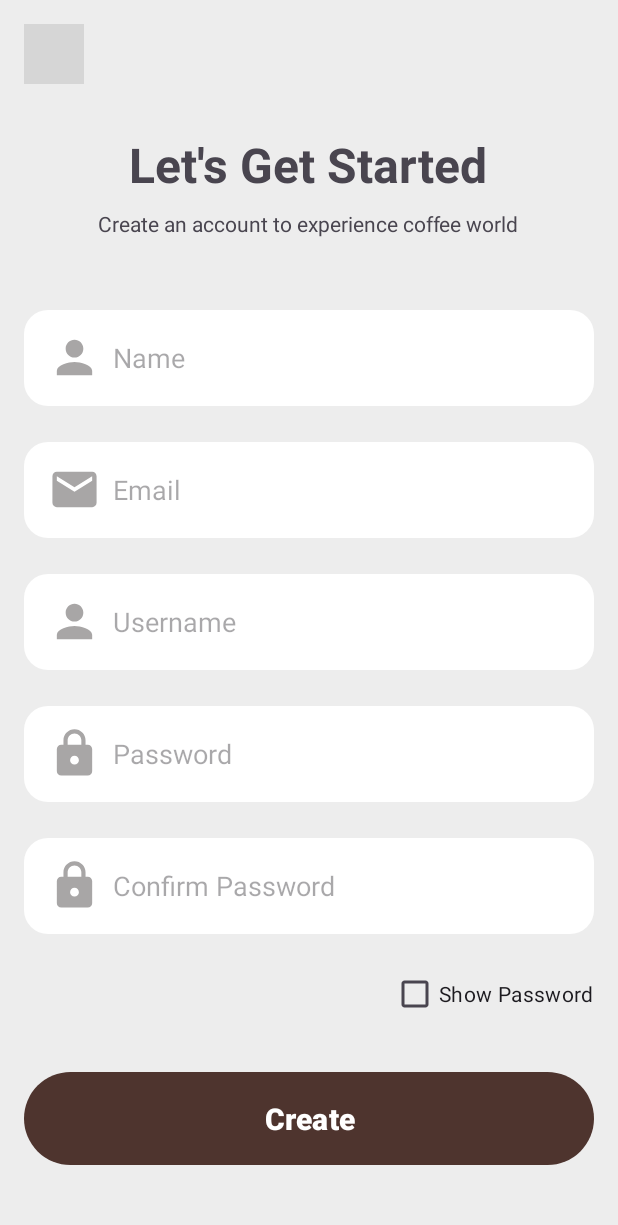
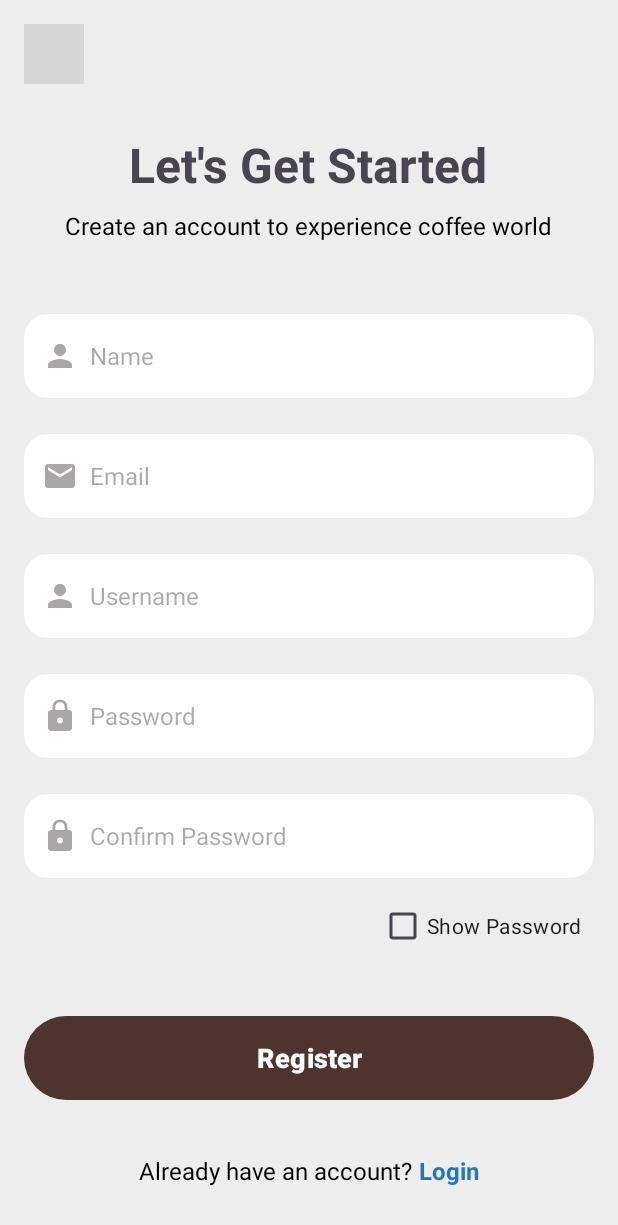
Before and after one commit to kindsundev/CoffeeWorld, an Android app: the fragment RegisterFragment shown on its own in the app's theme, on a phone screen of 412 x 824 dp. Shown: the top 1225 px of the screen. Run offline under Robolectric (Android 15) with nearby library versions, the phone set to English and light mode, and no system bars; our stand-ins replace Dagger/Hilt's generated code, data binding; grey boxes are pictures that could not be loaded.

Commit message:
ui: Update login and register layout

```diff
--- a/app/src/main/res/layout/fragment_register.xml
+++ b/app/src/main/res/layout/fragment_register.xml
@@ -36,6 +36,8 @@
             android:layout_width="wrap_content"
             android:layout_height="wrap_content"
             android:layout_marginTop="8dp"
+            android:textSize="16sp"
+            android:textColor="@color/black"
             android:text="@string/create_an_account_to_experience_coffee_world" />
 
         <LinearLayout
@@ -47,11 +49,11 @@
             android:background="@drawable/bg_linear_layout_border_white_16"
             android:gravity="center_vertical"
             android:orientation="horizontal"
-            android:padding="8dp">
+            android:padding="4dp">
 
             <ImageView
-                android:layout_width="35dp"
-                android:layout_height="35dp"
+                android:layout_width="wrap_content"
+                android:layout_height="wrap_content"
                 android:layout_marginStart="8dp"
                 android:contentDescription="@string/logo"
                 android:gravity="center_vertical"
@@ -63,6 +65,7 @@
                 android:layout_height="wrap_content"
                 android:layout_marginStart="8dp"
                 android:autofillHints=""
+                android:textSize="16sp"
                 android:background="@android:color/transparent"
                 android:hint="@string/name"
                 android:inputType="textPersonName"
@@ -78,11 +81,11 @@
             android:background="@drawable/bg_linear_layout_border_white_16"
             android:gravity="center_vertical"
             android:orientation="horizontal"
-            android:padding="8dp">
+            android:padding="4dp">
 
             <ImageView
-                android:layout_width="35dp"
-                android:layout_height="35dp"
+                android:layout_width="wrap_content"
+                android:layout_height="wrap_content"
                 android:layout_marginStart="8dp"
                 android:contentDescription="@string/logo"
                 android:gravity="center_vertical"
@@ -94,6 +97,7 @@
                 android:layout_height="wrap_content"
                 android:layout_marginStart="8dp"
                 android:autofillHints=""
+                android:textSize="16sp"
                 android:background="@android:color/transparent"
                 android:hint="@string/email"
                 android:inputType="textEmailAddress"
@@ -109,11 +113,11 @@
             android:background="@drawable/bg_linear_layout_border_white_16"
             android:gravity="center_vertical"
             android:orientation="horizontal"
-            android:padding="8dp">
+            android:padding="4dp">
 
             <ImageView
-                android:layout_width="35dp"
-                android:layout_height="35dp"
+                android:layout_width="wrap_content"
+                android:layout_height="wrap_content"
                 android:layout_marginStart="8dp"
                 android:contentDescription="@string/logo"
                 android:gravity="center_vertical"
@@ -125,6 +129,7 @@
                 android:layout_height="wrap_content"
                 android:layout_marginStart="8dp"
                 android:autofillHints=""
+                android:textSize="16sp"
                 android:background="@android:color/transparent"
                 android:hint="@string/username"
                 android:inputType="text"
@@ -140,11 +145,11 @@
             android:background="@drawable/bg_linear_layout_border_white_16"
             android:gravity="center_vertical"
             android:orientation="horizontal"
-            android:padding="8dp">
+            android:padding="4dp">
 
             <ImageView
-                android:layout_width="35dp"
-                android:layout_height="35dp"
+                android:layout_width="wrap_content"
+                android:layout_height="wrap_content"
                 android:layout_marginStart="8dp"
                 android:contentDescription="@string/logo"
                 android:gravity="center_vertical"
@@ -156,6 +161,7 @@
                 android:layout_height="wrap_content"
                 android:layout_marginStart="8dp"
                 android:autofillHints=""
+                android:textSize="16sp"
                 android:background="@android:color/transparent"
                 android:hint="@string/password"
                 android:inputType="textPassword"
@@ -171,11 +177,11 @@
             android:background="@drawable/bg_linear_layout_border_white_16"
             android:gravity="center_vertical"
             android:orientation="horizontal"
-            android:padding="8dp">
+            android:padding="4dp">
 
             <ImageView
-                android:layout_width="35dp"
-                android:layout_height="35dp"
+                android:layout_width="wrap_content"
+                android:layout_height="wrap_content"
                 android:layout_marginStart="8dp"
                 android:contentDescription="@string/logo"
                 android:gravity="center_vertical"
@@ -187,6 +193,7 @@
                 android:layout_height="wrap_content"
                 android:layout_marginStart="8dp"
                 android:autofillHints=""
+                android:textSize="16sp"
                 android:background="@android:color/transparent"
                 android:hint="@string/confirm_password"
                 android:inputType="textPassword"
@@ -198,36 +205,38 @@
             android:layout_width="wrap_content"
             android:layout_height="wrap_content"
             android:layout_gravity="end"
-            android:layout_marginTop="16dp"
-            android:layout_marginEnd="16dp"
+            android:textSize="14sp"
+            android:layout_marginTop="8dp"
+            android:layout_marginEnd="24dp"
             android:text="@string/show_password" />
 
         <Button
             android:id="@+id/btn_create"
             android:layout_width="match_parent"
-            android:layout_height="70dp"
+            android:layout_height="64dp"
             android:layout_marginHorizontal="16dp"
-            android:layout_marginTop="24dp"
-            android:text="@string/create"
-            android:textSize="20sp"
+            android:layout_marginVertical="32dp"
+            android:text="@string/register"
+            android:textSize="18sp"
             android:textStyle="bold" />
 
         <LinearLayout
             android:layout_width="wrap_content"
-            android:layout_height="wrap_content"
-            android:layout_marginTop="48dp">
+            android:layout_height="wrap_content">
 
             <TextView
                 android:layout_width="wrap_content"
                 android:layout_height="wrap_content"
                 android:text="@string/already_have_an_account"
+                android:textColor="@color/black"
                 android:textSize="16sp" />
 
             <TextView
                 android:id="@+id/tv_login"
                 android:layout_width="wrap_content"
                 android:layout_height="wrap_content"
-                android:text="@string/_login"
+                android:text="@string/login"
+                android:layout_marginStart="4dp"
                 android:textColor="@color/blue"
                 android:textSize="16sp"
                 android:textStyle="bold" />
--- a/app/src/main/res/values/strings.xml
+++ b/app/src/main/res/values/strings.xml
@@ -12,12 +12,13 @@
     <string name="username">Username</string>
     <string name="password">Password</string>
     <string name="forgot_password">Forgot Password?</string>
-    <string name="login">Log In</string>
+    <string name="login">Login</string>
     <string name="or_connect_using">Or connect using</string>
     <string name="facebook">Facebook</string>
     <string name="google">Google</string>
     <string name="don_t_have_an_account">Don\'t have an account?</string>
-    <string name="sign_up"> Sign Up</string>
+    <string name="sign_up">Sign Up</string>
+    <string name="register">Register</string>
     <string name="let_s_get_started">Let\'s Get Started</string>
     <string name="create_an_account_to_experience_coffee_world">Create an account to experience coffee world</string>
     <string name="confirm_password">Confirm Password</string>
@@ -25,7 +26,6 @@
     <string name="name">Name</string>
     <string name="create">Create</string>
     <string name="already_have_an_account">Already have an account?</string>
-    <string name="_login"> Login</string>
     <string name="show_password">Show Password</string>
     <string name="back">Back</string>
     <string name="telegram">Telegram</string>
```
Also changed, not shown: app/src/main/res/layout/fragment_login.xml (+26 -23 lines).
